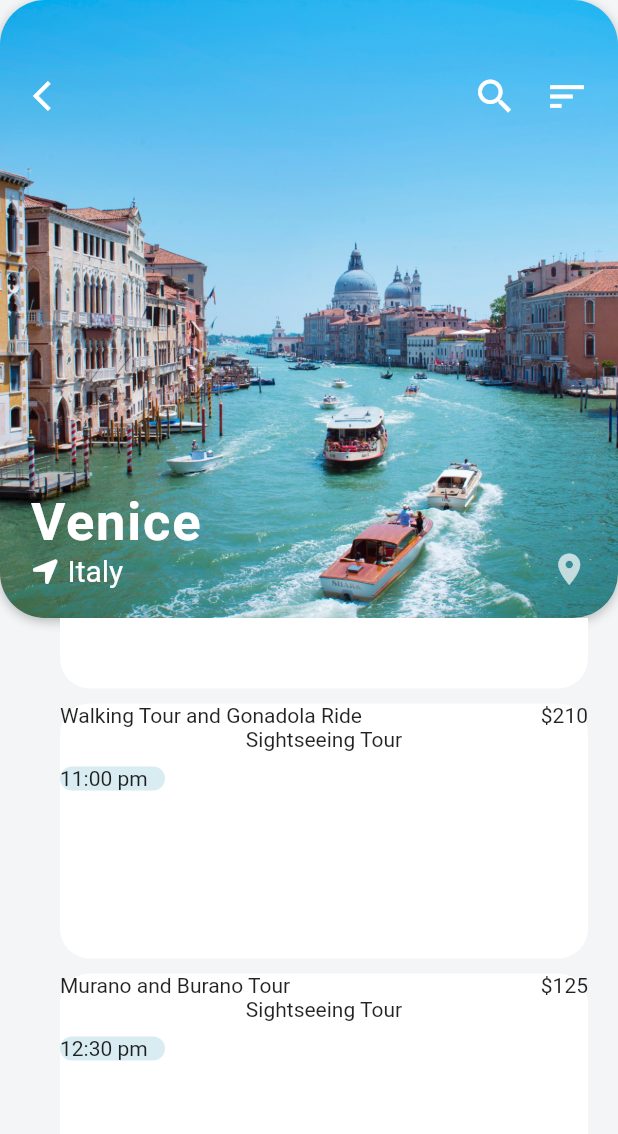
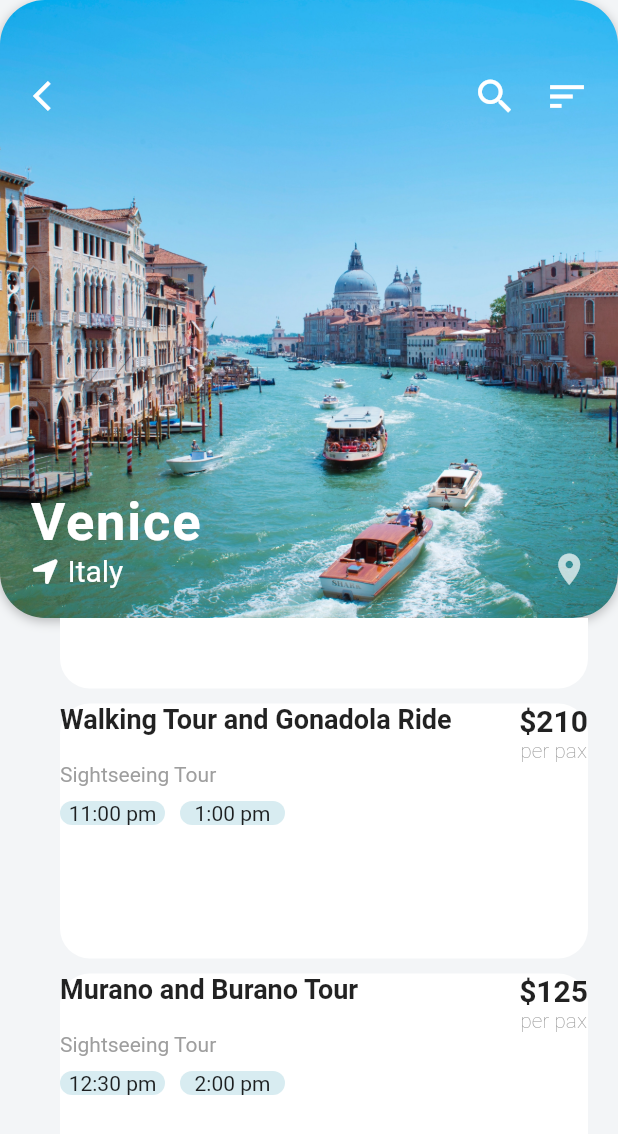
Before and after one commit to Tosin8/hooliday, a Flutter app: the DestinationScreen screen opened directly with sample values from the repository, scrolled down 128 dp, on a phone screen of 412 x 824 dp. Shown: the top 1134 px of the screen. Run offline on Flutter 3.47's test engine with Material 2 defaults, Android fonts, the light colour scheme and no system bars; our stand-ins replace font_awesome_flutter.

Commit message:
Refactoring the header details listview card

```diff
--- a/lib/extensions/destination_screen.dart
+++ b/lib/extensions/destination_screen.dart
@@ -47,17 +47,19 @@ class _DestinationScreenState extends State<DestinationScreen> {
                 children: [
                   IconButton(
                       onPressed: () => Navigator.pop(context),
-                      icon: Icon(Icons.arrow_back_ios, color: Colors.white)),
-                  SizedBox(width: 30),
+                      icon: const Icon(Icons.arrow_back_ios,
+                          color: Colors.white)),
+                  const SizedBox(width: 30),
                   Row(
                     children: [
                       IconButton(
                         onPressed: () => Navigator.pop(context),
-                        icon: Icon(Icons.search, size: 30, color: Colors.white),
+                        icon: const Icon(Icons.search,
+                            size: 30, color: Colors.white),
                       ),
                       IconButton(
                           onPressed: () => Navigator.pop(context),
-                          icon: Icon(Icons.sort, size: 30),
+                          icon: const Icon(Icons.sort, size: 30),
                           color: Colors.white),
                     ],
                   )
@@ -93,7 +95,7 @@ class _DestinationScreenState extends State<DestinationScreen> {
                 ],
               ),
             ),
-            Positioned(
+            const Positioned(
                 right: 20.0,
                 bottom: 20.0,
                 child:
@@ -115,18 +117,43 @@ class _DestinationScreenState extends State<DestinationScreen> {
                           color: Colors.white,
                           borderRadius: BorderRadius.circular(20.0)),
                       child: Column(
+                        crossAxisAlignment: CrossAxisAlignment.start,
                         children: [
                           Row(
                             mainAxisAlignment: MainAxisAlignment.spaceBetween,
                             crossAxisAlignment: CrossAxisAlignment.start,
                             children: [
-                              Text(activity.name),
-                              Text('\$${activity.price}')
+                              Text(
+                                activity.name,
+                                style: const TextStyle(
+                                    fontSize: 18.0,
+                                    fontWeight: FontWeight.w600),
+                              ),
+                              Column(
+                                children: [
+                                  Text(
+                                    '\$${activity.price}',
+                                    style: const TextStyle(
+                                        fontSize: 20.0,
+                                        fontWeight: FontWeight.w600),
+                                  ),
+                                  Text(
+                                    'per pax',
+                                    style: const TextStyle(
+                                        fontSize: 14.0,
+                                        fontWeight: FontWeight.w200,
+                                        color: Colors.grey),
+                                  ),
+                                ],
+                              )
                             ],
                           ),
-                          Text(activity.type),
+                          Text(
+                            activity.type,
+                            style: TextStyle(color: Colors.grey),
+                          ),
                           // _buildRatingStars(activity.rating),
-                          SizedBox(height: 10.0),
+                          const SizedBox(height: 10.0),
                           Row(
                             children: [
                               Container(
@@ -135,7 +162,18 @@ class _DestinationScreenState extends State<DestinationScreen> {
                                   color: Theme.of(context).hintColor,
                                   borderRadius: BorderRadius.circular(10.0),
                                 ),
+                                alignment: Alignment.center,
                                 child: Text(activity.startTimes[0]),
+                              ),
+                              const SizedBox(width: 10.0),
+                              Container(
+                                width: 70.0,
+                                decoration: BoxDecoration(
+                                  color: Theme.of(context).hintColor,
+                                  borderRadius: BorderRadius.circular(10.0),
+                                ),
+                                alignment: Alignment.center,
+                                child: Text(activity.startTimes[1]),
                               ),
                             ],
                           )
--- a/lib/screens/home_screen.dart
+++ b/lib/screens/home_screen.dart
@@ -14,7 +14,7 @@ class _HomeScreenState extends State<HomeScreen> {
   int _selectedIndex = 0;
   int _currentTab = 0;
 
-  List<IconData> _icons = [
+  final List<IconData> _icons = [
     FontAwesomeIcons.plane,
     FontAwesomeIcons.bus,
     FontAwesomeIcons.personBiking,
```
